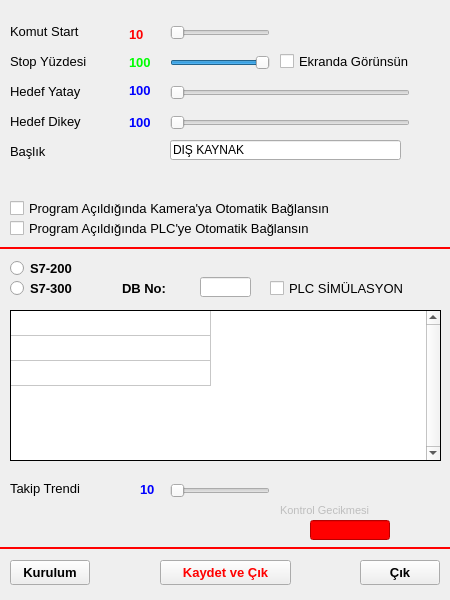
This is settingsform.ui in alikanarya/JTW as Qt 5 draws it before an edit. The edited form follows.
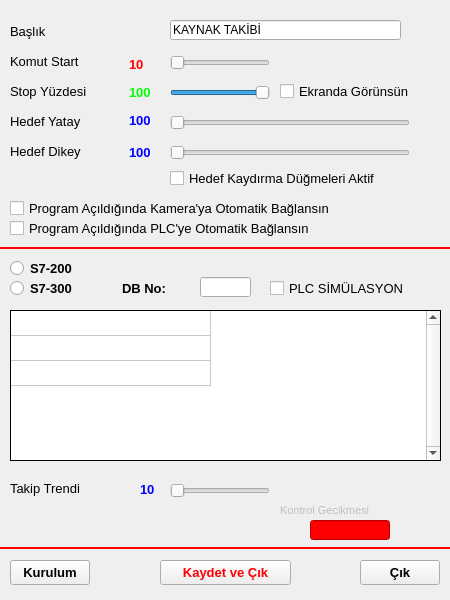
This is the edited form. Icons and pictures are not drawn.

What changed in the file:
```diff
--- a/settingsform.ui
+++ b/settingsform.ui
@@ -69,7 +69,7 @@
    <property name="geometry">
     <rect>
      <x>10</x>
-     <y>23</y>
+     <y>53</y>
      <width>111</width>
      <height>16</height>
     </rect>
@@ -90,7 +90,7 @@
    <property name="geometry">
     <rect>
      <x>170</x>
-     <y>20</y>
+     <y>50</y>
      <width>100</width>
      <height>25</height>
     </rect>
@@ -112,7 +112,7 @@
    <property name="geometry">
     <rect>
      <x>129</x>
-     <y>24</y>
+     <y>54</y>
      <width>22</width>
      <height>21</height>
     </rect>
@@ -645,7 +645,7 @@
    <property name="geometry">
     <rect>
      <x>170</x>
-     <y>80</y>
+     <y>110</y>
      <width>240</width>
      <height>25</height>
     </rect>
@@ -670,7 +670,7 @@
    <property name="geometry">
     <rect>
      <x>10</x>
-     <y>83</y>
+     <y>113</y>
      <width>91</width>
      <height>16</height>
     </rect>
@@ -691,7 +691,7 @@
    <property name="geometry">
     <rect>
      <x>129</x>
-     <y>80</y>
+     <y>110</y>
      <width>33</width>
      <height>21</height>
     </rect>
@@ -714,7 +714,7 @@
    <property name="geometry">
     <rect>
      <x>10</x>
-     <y>113</y>
+     <y>143</y>
      <width>91</width>
      <height>16</height>
     </rect>
@@ -735,7 +735,7 @@
    <property name="geometry">
     <rect>
      <x>129</x>
-     <y>112</y>
+     <y>142</y>
      <width>33</width>
      <height>21</height>
     </rect>
@@ -758,7 +758,7 @@
    <property name="geometry">
     <rect>
      <x>170</x>
-     <y>110</y>
+     <y>140</y>
      <width>240</width>
      <height>25</height>
     </rect>
@@ -783,7 +783,7 @@
    <property name="geometry">
     <rect>
      <x>129</x>
-     <y>52</y>
+     <y>82</y>
      <width>33</width>
      <height>21</height>
     </rect>
@@ -806,7 +806,7 @@
    <property name="geometry">
     <rect>
      <x>170</x>
-     <y>50</y>
+     <y>80</y>
      <width>100</width>
      <height>25</height>
     </rect>
@@ -831,7 +831,7 @@
    <property name="geometry">
     <rect>
      <x>10</x>
-     <y>53</y>
+     <y>83</y>
      <width>111</width>
      <height>16</height>
     </rect>
@@ -852,7 +852,7 @@
    <property name="geometry">
     <rect>
      <x>280</x>
-     <y>53</y>
+     <y>83</y>
      <width>171</width>
      <height>17</height>
     </rect>
@@ -873,7 +873,7 @@
    <property name="geometry">
     <rect>
      <x>10</x>
-     <y>143</y>
+     <y>23</y>
      <width>91</width>
      <height>16</height>
     </rect>
@@ -894,7 +894,7 @@
    <property name="geometry">
     <rect>
      <x>170</x>
-     <y>140</y>
+     <y>20</y>
      <width>231</width>
      <height>20</height>
     </rect>
@@ -910,7 +910,7 @@
     <string/>
    </property>
    <property name="text">
-    <string>DIŞ KAYNAK</string>
+    <string>KAYNAK TAKİBİ</string>
    </property>
    <property name="maxLength">
     <number>20</number>
@@ -937,6 +937,27 @@
     <string>PLC SİMÜLASYON</string>
    </property>
   </widget>
+  <widget class="QCheckBox" name="checkTargetAlignButtons">
+   <property name="geometry">
+    <rect>
+     <x>170</x>
+     <y>170</y>
+     <width>241</width>
+     <height>17</height>
+    </rect>
+   </property>
+   <property name="font">
+    <font>
+     <family>Arial</family>
+     <pointsize>10</pointsize>
+     <weight>50</weight>
+     <bold>false</bold>
+    </font>
+   </property>
+   <property name="text">
+    <string>Hedef Kaydırma Düğmeleri Aktif</string>
+   </property>
+  </widget>
  </widget>
  <resources>
   <include location="icons.qrc"/>
```
